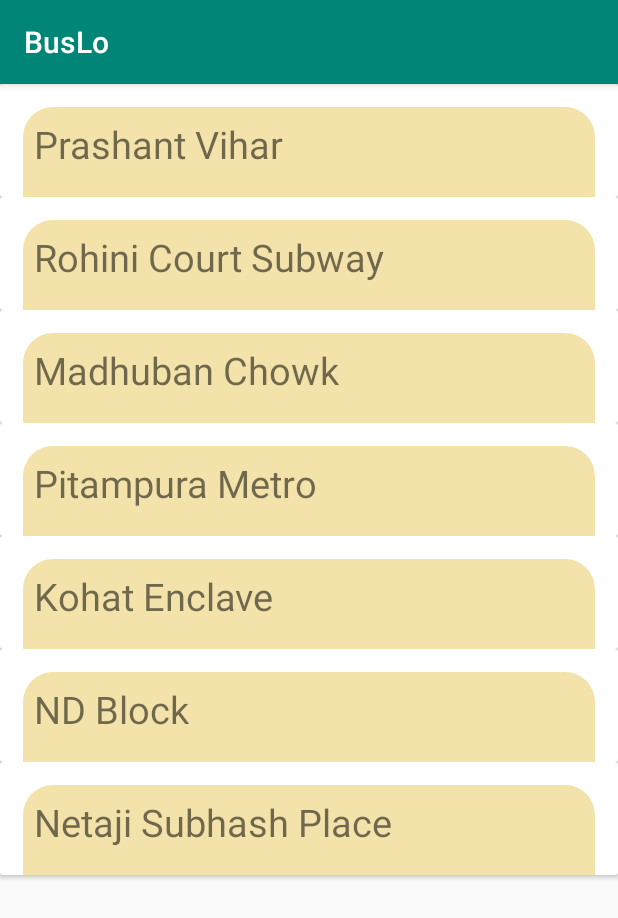
After one commit to anubhav11march/BusLo, an Android app: the Bus_Stops screen opened directly, with no data from a screen before it, on a phone screen of 412 x 824 dp. The commit adds this screen. Shown: the top 918 px of the screen. Run offline under Robolectric (Android 15) with nearby library versions, the phone set to English and light mode, and no system bars; our stand-ins replace Firebase (no records; nobody signed in at launch, a user with empty details on screens opened directly).

Commit message:
:sparkles: Added All stops

```diff
--- a/app/build.gradle
+++ b/app/build.gradle
@@ -23,7 +23,6 @@ android {
 dependencies {
     implementation fileTree(dir: 'libs', include: ['*.jar'])
     implementation 'androidx.appcompat:appcompat:1.0.2'
-
     implementation 'androidx.constraintlayout:constraintlayout:1.1.3'
     implementation 'com.google.firebase:firebase-auth:17.0.0'
     implementation 'com.google.android.gms:play-services-vision:11.6.0'
--- a/app/src/main/AndroidManifest.xml
+++ b/app/src/main/AndroidManifest.xml
@@ -15,7 +15,8 @@
         android:roundIcon="@mipmap/ic_launcher_round"
         android:supportsRtl="true"
         android:theme="@style/AppTheme">
-        <activity android:name=".QrCode"></activity>
+        <activity android:name=".Bus_Stops"></activity>
+        <activity android:name=".QrCode" />
         <activity android:name=".Ticket" />
         <!--
              The API key for Google Maps-based APIs is defined as a string resource.
--- /dev/null
+++ b/app/src/main/java/com/example/buslo/Bus_Stops.java
@@ -0,0 +1,75 @@
+package com.example.buslo;
+
+import androidx.annotation.NonNull;
+import androidx.appcompat.app.AppCompatActivity;
+import androidx.recyclerview.widget.LinearLayoutManager;
+import androidx.recyclerview.widget.RecyclerView;
+
+import android.os.Bundle;
+import android.view.LayoutInflater;
+import android.view.ViewGroup;
+import android.view.View;
+import android.widget.TextView;
+
+import com.firebase.ui.database.FirebaseRecyclerAdapter;
+import com.firebase.ui.database.FirebaseRecyclerOptions;
+import com.google.firebase.auth.FirebaseAuth;
+import com.google.firebase.database.DatabaseReference;
+import com.google.firebase.database.FirebaseDatabase;
+import com.google.firebase.database.Query;
+
+public class Bus_Stops extends AppCompatActivity {
+    private DatabaseReference mref;
+    private FirebaseAuth mAuth;
+    private FirebaseDatabase database;
+    private RecyclerView recyclerView;
+    @Override
+    protected void onCreate(Bundle savedInstanceState) {
+        Query query = FirebaseDatabase.getInstance()
+                .getReference()
+                .child("Stops");
+        super.onCreate(savedInstanceState);
+        setContentView(R.layout.activity_bus__stops);
+        database = FirebaseDatabase.getInstance();
+        mref = database.getReference().child("Stops");
+//        recyclerView = (RecyclerView) findViewById(R.id.rv);
+//        recyclerView.setLayoutManager(new LinearLayoutManager(this));
+    }
+//        FirebaseRecyclerOptions<BusStopp> options = new FirebaseRecyclerOptions.Builder<BusStopp>()
+//                .setQuery(query, BusStopp.class)
+//                .build();
+//
+//        FirebaseRecyclerAdapter FBRA = new FirebaseRecyclerAdapter<BusStopp, BusStoppViewHolder>(options) {
+//
+//            @NonNull
+//            @Override
+//            public BusStoppViewHolder onCreateViewHolder(@NonNull ViewGroup parent, int viewType) {
+//                View view = LayoutInflater.from(parent.getContext()).inflate(R.layout.stop, parent, false);
+//                return new BusStoppViewHolder(view);
+//            }
+//
+//            @Override
+//            protected void onBindViewHolder(@NonNull BusStoppViewHolder holder, int position, @NonNull BusStopp model) {
+//                final String stop = getRef(position).;
+//                holder.setName(stop);
+//            }
+//        };
+//        FBRA.startListening();
+//        recyclerView.setAdapter(FBRA);
+//    }
+//
+//    public class BusStoppViewHolder extends RecyclerView.ViewHolder{
+//        View mView;
+//        public BusStoppViewHolder(@NonNull View itemView){
+//            super(itemView);
+//            mView = itemView;
+//        }
+//
+//        public void setName(String name){
+//            TextView stop = (TextView) mView.findViewById(R.id.from);
+//            stop.setText(name);
+//        }
+//
+//    }
+
+}
--- /dev/null
+++ b/app/src/main/res/layout/activity_bus__stops.xml
@@ -0,0 +1,261 @@
+<?xml version="1.0" encoding="utf-8"?>
+<LinearLayout xmlns:android="http://schemas.android.com/apk/res/android"
+    xmlns:app="http://schemas.android.com/apk/res-auto"
+    xmlns:tools="http://schemas.android.com/tools"
+    android:layout_width="match_parent"
+    android:layout_height="match_parent"
+    android:orientation="vertical"
+    tools:context=".Bus_Stops">
+    <androidx.cardview.widget.CardView xmlns:android="http://schemas.android.com/apk/res/android"
+        android:layout_width="match_parent"
+        android:animateLayoutChanges="true"
+        android:layout_height="wrap_content">
+        <LinearLayout
+            android:layout_width="match_parent"
+            android:layout_height="match_parent"
+            android:orientation="vertical">
+            <LinearLayout
+                android:layout_width="match_parent"
+                android:background="@drawable/cardd"
+                android:layout_height="60dp"
+                android:layout_marginTop="15dp"
+                android:layout_marginLeft="15dp"
+                android:layout_marginRight="15dp"
+                >
+                <LinearLayout
+                    android:layout_width="match_parent"
+                    android:layout_height="match_parent"
+                    android:orientation="vertical"
+                    android:layout_margin="7dp"
+                    android:layout_weight="1">
+                    <TextView
+                        android:layout_width="wrap_content"
+                        android:layout_height="match_parent"
+                        android:layout_weight="1"
+                        android:id="@+id/from"
+                        android:textSize="25dp"
+                        android:text="Prashant Vihar"/>
+
+
+                </LinearLayout>
+
+            </LinearLayout>
+        </LinearLayout>
+    </androidx.cardview.widget.CardView>
+    <androidx.cardview.widget.CardView xmlns:android="http://schemas.android.com/apk/res/android"
+        android:layout_width="match_parent"
+        android:animateLayoutChanges="true"
+        android:layout_height="wrap_content">
+        <LinearLayout
+            android:layout_width="match_parent"
+            android:layout_height="match_parent"
+            android:orientation="vertical">
+            <LinearLayout
+                android:layout_width="match_parent"
+                android:background="@drawable/cardd"
+                android:layout_height="60dp"
+                android:layout_marginTop="15dp"
+                android:layout_marginLeft="15dp"
+                android:layout_marginRight="15dp"
+                >
+                <LinearLayout
+                    android:layout_width="match_parent"
+                    android:layout_height="match_parent"
+                    android:orientation="vertical"
+                    android:layout_margin="7dp"
+                    android:layout_weight="1">
+                    <TextView
+                        android:layout_width="wrap_content"
+                        android:layout_height="match_parent"
+                        android:layout_weight="1"
+                        android:id="@+id/from"
+                        android:textSize="25dp"
+                        android:text="Rohini Court Subway"/>
+
+
+                </LinearLayout>
+
+            </LinearLayout>
+        </LinearLayout>
+    </androidx.cardview.widget.CardView>
+    <androidx.cardview.widget.CardView xmlns:android="http://schemas.android.com/apk/res/android"
+        android:layout_width="match_parent"
+        android:animateLayoutChanges="true"
+        android:layout_height="wrap_content">
+        <LinearLayout
+            android:layout_width="match_parent"
+            android:layout_height="match_parent"
+            android:orientation="vertical">
+            <LinearLayout
+                android:layout_width="match_parent"
+                android:background="@drawable/cardd"
+                android:layout_height="60dp"
+                android:layout_marginTop="15dp"
+                android:layout_marginLeft="15dp"
+                android:layout_marginRight="15dp"
+                >
+                <LinearLayout
+                    android:layout_width="match_parent"
+                    android:layout_height="match_parent"
+                    android:orientation="vertical"
+                    android:layout_margin="7dp"
+                    android:layout_weight="1">
+                    <TextView
+                        android:layout_width="wrap_content"
+                        android:layout_height="match_parent"
+                        android:layout_weight="1"
+                        android:id="@+id/from"
+                        android:textSize="25dp"
+                        android:text="Madhuban Chowk"/>
+
+
+                </LinearLayout>
+
+            </LinearLayout>
+        </LinearLayout>
+    </androidx.cardview.widget.CardView>
+    <androidx.cardview.widget.CardView xmlns:android="http://schemas.android.com/apk/res/android"
+        android:layout_width="match_parent"
+        android:animateLayoutChanges="true"
+        android:layout_height="wrap_content">
+        <LinearLayout
+            android:layout_width="match_parent"
+            android:layout_height="match_parent"
+            android:orientation="vertical">
+            <LinearLayout
+                android:layout_width="match_parent"
+                android:background="@drawable/cardd"
+                android:layout_height="60dp"
+                android:layout_marginTop="15dp"
+                android:layout_marginLeft="15dp"
+                android:layout_marginRight="15dp"
+                >
+                <LinearLayout
+                    android:layout_width="match_parent"
+                    android:layout_height="match_parent"
+                    android:orientation="vertical"
+                    android:layout_margin="7dp"
+                    android:layout_weight="1">
+                    <TextView
+                        android:layout_width="wrap_content"
+                        android:layout_height="match_parent"
+                        android:layout_weight="1"
+                        android:id="@+id/from"
+                        android:textSize="25dp"
+                        android:text="Pitampura Metro"/>
+
+
+                </LinearLayout>
+
+            </LinearLayout>
+        </LinearLayout>
+    </androidx.cardview.widget.CardView>
+    <androidx.cardview.widget.CardView xmlns:android="http://schemas.android.com/apk/res/android"
+        android:layout_width="match_parent"
+        android:animateLayoutChanges="true"
+        android:layout_height="wrap_content">
+        <LinearLayout
+            android:layout_width="match_parent"
+            android:layout_height="match_parent"
+            android:orientation="vertical">
+            <LinearLayout
+                android:layout_width="match_parent"
+                android:background="@drawable/cardd"
+                android:layout_height="60dp"
+                android:layout_marginTop="15dp"
+                android:layout_marginLeft="15dp"
+                android:layout_marginRight="15dp"
+                >
+                <LinearLayout
+                    android:layout_width="match_parent"
+                    android:layout_height="match_parent"
+                    android:orientation="vertical"
+                    android:layout_margin="7dp"
+                    android:layout_weight="1">
+                    <TextView
+                        android:layout_width="wrap_content"
+                        android:layout_height="match_parent"
+                        android:layout_weight="1"
+                        android:id="@+id/from"
+                        android:textSize="25dp"
+                        android:text="Kohat Enclave"/>
+
+
+                </LinearLayout>
+
+            </LinearLayout>
+        </LinearLayout>
+    </androidx.cardview.widget.CardView>
+    <androidx.cardview.widget.CardView xmlns:android="http://schemas.android.com/apk/res/android"
+        android:layout_width="match_parent"
+        android:animateLayoutChanges="true"
+        android:layout_height="wrap_content">
+        <LinearLayout
+            android:layout_width="match_parent"
+            android:layout_height="match_parent"
+            android:orientation="vertical">
+            <LinearLayout
+                android:layout_width="match_parent"
+                android:background="@drawable/cardd"
+                android:layout_height="60dp"
+                android:layout_marginTop="15dp"
+                android:layout_marginLeft="15dp"
+                android:layout_marginRight="15dp"
+                >
+                <LinearLayout
+                    android:layout_width="match_parent"
+                    android:layout_height="match_parent"
+                    android:orientation="vertical"
+                    android:layout_margin="7dp"
+                    android:layout_weight="1">
+                    <TextView
+                        android:layout_width="wrap_content"
+                        android:layout_height="match_parent"
+                        android:layout_weight="1"
+                        android:id="@+id/from"
+                        android:textSize="25dp"
+                        android:text="ND Block"/>
+
+
+                </LinearLayout>
+
+            </LinearLayout>
+        </LinearLayout>
+    </androidx.cardview.widget.CardView>
+    <androidx.cardview.widget.CardView xmlns:android="http://schemas.android.com/apk/res/android"
+        android:layout_width="match_parent"
+        android:animateLayoutChanges="true"
+        android:layout_height="wrap_content">
+        <LinearLayout
+            android:layout_width="match_parent"
+            android:layout_height="match_parent"
+            android:orientation="vertical">
+            <LinearLayout
+                android:layout_width="match_parent"
+                android:background="@drawable/cardd"
+                android:layout_height="60dp"
+                android:layout_marginTop="15dp"
+                android:layout_marginLeft="15dp"
+                android:layout_marginRight="15dp"
+                >
+                <LinearLayout
+                    android:layout_width="match_parent"
+                    android:layout_height="match_parent"
+                    android:orientation="vertical"
+                    android:layout_margin="7dp"
+                    android:layout_weight="1">
+                    <TextView
+                        android:layout_width="wrap_content"
+                        android:layout_height="match_parent"
+                        android:layout_weight="1"
+                        android:id="@+id/from"
+                        android:textSize="25dp"
+                        android:text="Netaji Subhash Place"/>
+
+
+                </LinearLayout>
+
+            </LinearLayout>
+        </LinearLayout>
+    </androidx.cardview.widget.CardView>
+</LinearLayout>
--- a/app/src/main/res/layout/fragment_home.xml
+++ b/app/src/main/res/layout/fragment_home.xml
@@ -24,6 +24,7 @@
         android:layout_height="wrap_content"
         android:text="See all bus stops"
         android:onClick="allStops"
+        android:id="@+id/stopsButt"
         android:layout_marginTop="20dp"
         android:textSize="20dp"/>
 </LinearLayout>
```
Also changed, not shown: app/src/main/java/com/example/buslo/BusStopp.java (added, +16 -0 lines), app/src/main/java/com/example/buslo/BusStops.java (added, +77 -0 lines), app/src/main/java/com/example/buslo/Homie.java (+12 -2 lines), app/src/main/java/com/example/buslo/Ticket.java (+18 -1 lines), app/src/main/res/layout/fragment_bus_stops.xml (added, +15 -0 lines), app/src/main/res/layout/stop.xml (added, +36 -0 lines).
